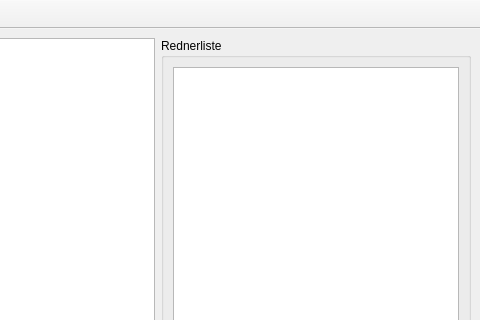
Above: python/MainWindow.ui from Qwlouse/DisQurs before the change; both pictures show x 585 to 1065 and y 0 to 320 of the 1065 by 621 pixel window. Below: the same form after it.
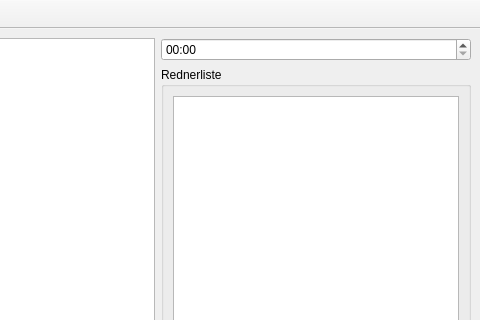
That is the form after the change.

What changed in the file:
```diff
--- a/python/MainWindow.ui
+++ b/python/MainWindow.ui
@@ -23,6 +23,13 @@
       <property name="sizeConstraint">
        <enum>QLayout::SetMaximumSize</enum>
       </property>
+      <item>
+       <widget class="QTimeEdit" name="timeEdit">
+        <property name="displayFormat">
+         <string>mm:ss</string>
+        </property>
+       </widget>
+      </item>
       <item>
        <widget class="QGroupBox" name="groupBox">
         <property name="maximumSize">
```
